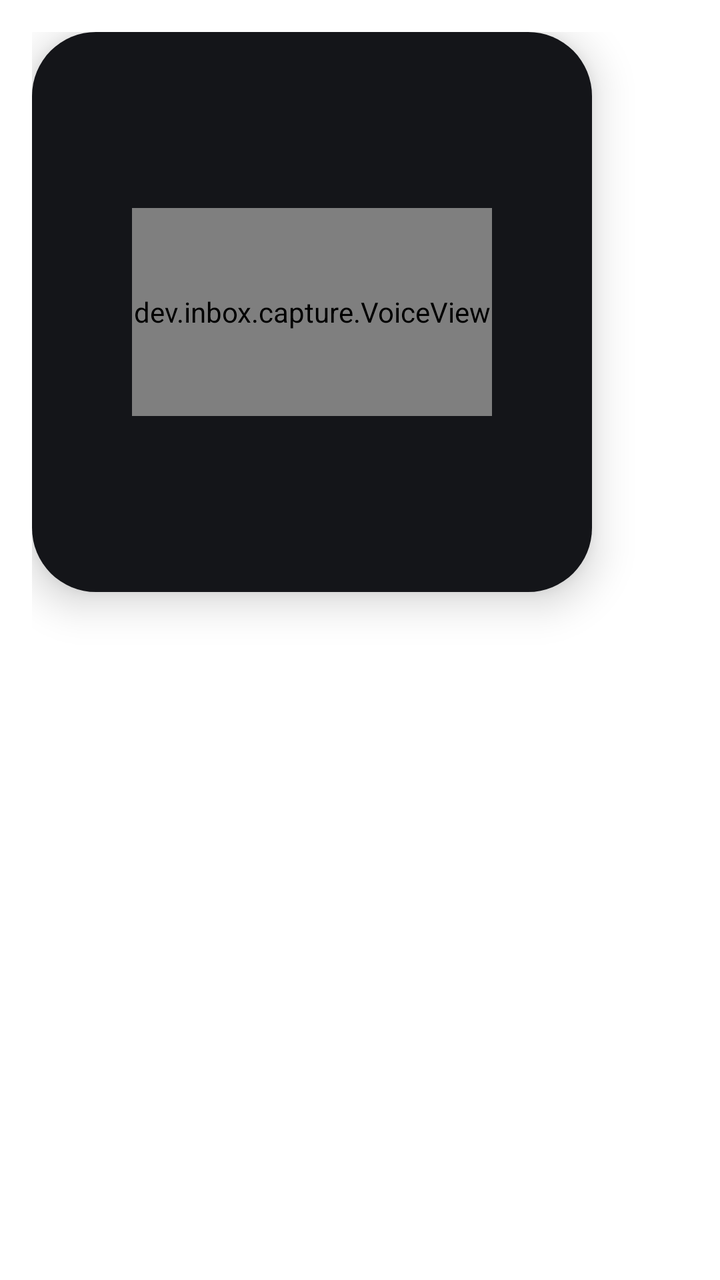
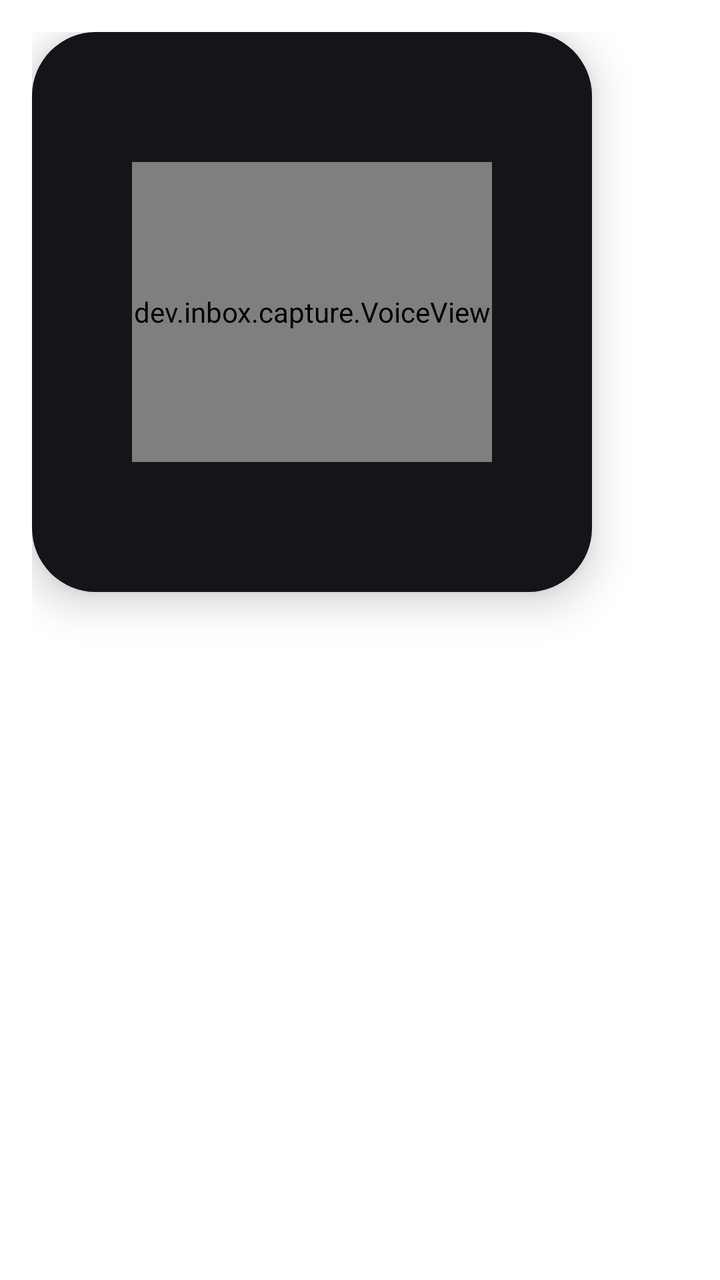

Compare the two renders of this Android layout. The source of the first and the diff that turns it into the second are given below.
<!-- AndroidManifest.xml: activity theme Theme.Capture -->
<!-- res/layout/capture.xml -->
<?xml version="1.0" encoding="utf-8"?>
<FrameLayout xmlns:android="http://schemas.android.com/apk/res/android"
    android:layout_width="wrap_content"
    android:layout_height="wrap_content"
    android:padding="16dp">

    
    <LinearLayout
        android:id="@+id/card"
        android:layout_width="280dp"
        android:layout_height="280dp"
        android:background="@drawable/card_bg"
        android:clickable="true"
        android:elevation="12dp"
        android:focusable="true"
        android:gravity="center"
        android:orientation="vertical"
        android:padding="24dp">

        <dev.inbox.capture.VoiceView
            android:id="@+id/wave"
            android:layout_width="180dp"
            android:layout_height="104dp" />

        <TextView
            android:id="@+id/status"
            android:layout_width="wrap_content"
            android:layout_height="wrap_content"
            android:layout_marginTop="12dp"
            android:gravity="center"
            android:textColor="@color/text_secondary"
            android:textSize="13sp"
            android:visibility="gone" />

        <TextView
            android:id="@+id/title"
            android:layout_width="match_parent"
            android:layout_height="wrap_content"
            android:ellipsize="end"
            android:fontFamily="sans-serif-medium"
            android:gravity="center"
            android:maxLines="2"
            android:textColor="@color/text_primary"
            android:textSize="17sp"
            android:visibility="gone" />

        <TextView
            android:id="@+id/due"
            android:layout_width="wrap_content"
            android:layout_height="wrap_content"
            android:layout_marginTop="10dp"
            android:background="@drawable/chip_bg"
            android:fontFamily="sans-serif-medium"
            android:paddingStart="12dp"
            android:paddingTop="5dp"
            android:paddingEnd="12dp"
            android:paddingBottom="5dp"
            android:textColor="@color/chip_text"
            android:textSize="13sp"
            android:visibility="gone" />

        
        <TextView
            android:id="@+id/save"
            android:layout_width="wrap_content"
            android:layout_height="wrap_content"
            android:layout_marginTop="14dp"
            android:background="@drawable/pill_bg"
            android:fontFamily="sans-serif-medium"
            android:paddingStart="22dp"
            android:paddingTop="8dp"
            android:paddingEnd="22dp"
            android:paddingBottom="8dp"
            android:text="@string/save"
            android:textColor="@color/on_accent"
            android:textSize="14sp"
            android:visibility="gone" />
    </LinearLayout>
</FrameLayout>
<!-- resources referenced by this layout -->
<resources>
  <color name="chip_text">#E6FFFFFF</color>
  <color name="on_accent">#FFFFFF</color>
  <color name="text_primary">#FFFFFF</color>
  <color name="text_secondary">#8B8F98</color>
  <!-- drawable card_bg (drawable) -->
  <shape xmlns:android="http://schemas.android.com/apk/res/android">
      <solid android:color="@color/card" />
      <corners android:radius="32dp" />
  </shape>
  <!-- drawable chip_bg (drawable) -->
  <shape xmlns:android="http://schemas.android.com/apk/res/android">
      <solid android:color="@color/chip_bg" />
      <corners android:radius="999dp" />
  </shape>
  <!-- drawable pill_bg (drawable) -->
  <ripple xmlns:android="http://schemas.android.com/apk/res/android" android:color="#33FFFFFF">
      <item>
          <shape>
              <gradient android:angle="0" android:startColor="@color/accent" android:endColor="@color/accent_end" />
              <corners android:radius="999dp" />
          </shape>
      </item>
  </ripple>
  <string name="save">Save</string>
  <style name="Theme.Capture" parent="android:Theme.DeviceDefault.Dialog.NoActionBar">
          <item name="android:windowBackground">@android:color/transparent</item>
          <item name="android:windowIsFloating">true</item>
          <item name="android:windowCloseOnTouchOutside">true</item>
          <item name="android:backgroundDimEnabled">true</item>
          <item name="android:backgroundDimAmount">0.45</item>
          <item name="android:windowMinWidthMajor">0dp</item>
          <item name="android:windowMinWidthMinor">0dp</item>
      </style>
  <color name="card">#141519</color>
  <color name="chip_bg">#1AFFFFFF</color>
  <color name="accent">#4C8DFF</color>
  <color name="accent_end">#4C8DFF</color>
</resources>

<!-- the commit's change to res/layout/capture.xml (unified diff, before → after) -->
@@ -20,7 +20,7 @@
         <dev.inbox.capture.VoiceView
             android:id="@+id/wave"
             android:layout_width="180dp"
-            android:layout_height="104dp" />
+            android:layout_height="150dp" />
 
         <TextView
             android:id="@+id/status"
